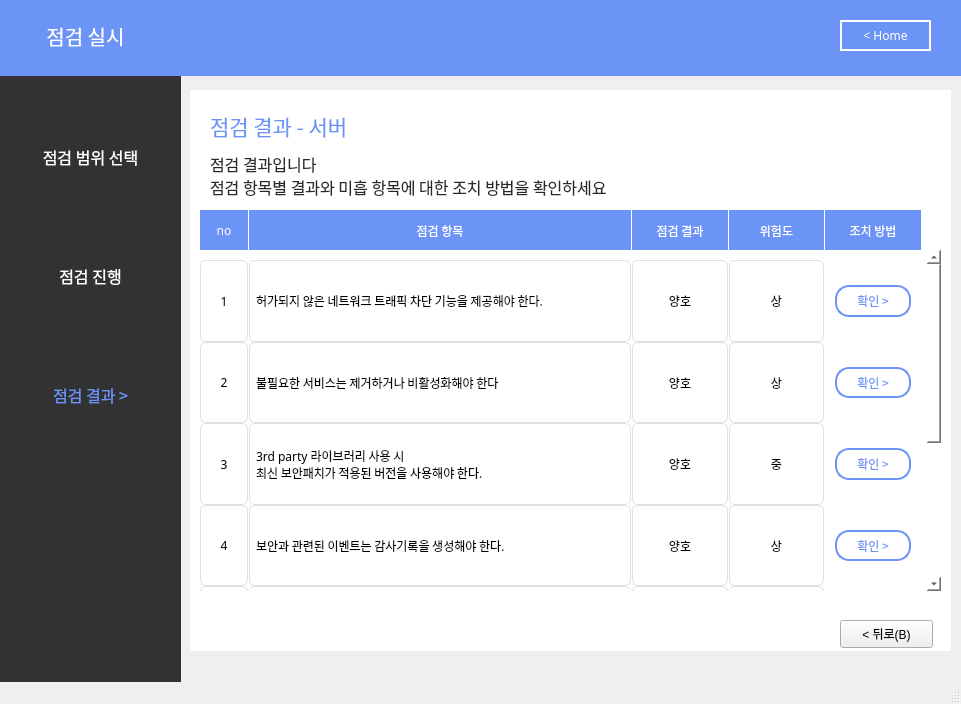
Old version of the form result_server.ui in the repository skyun333/wallpad.
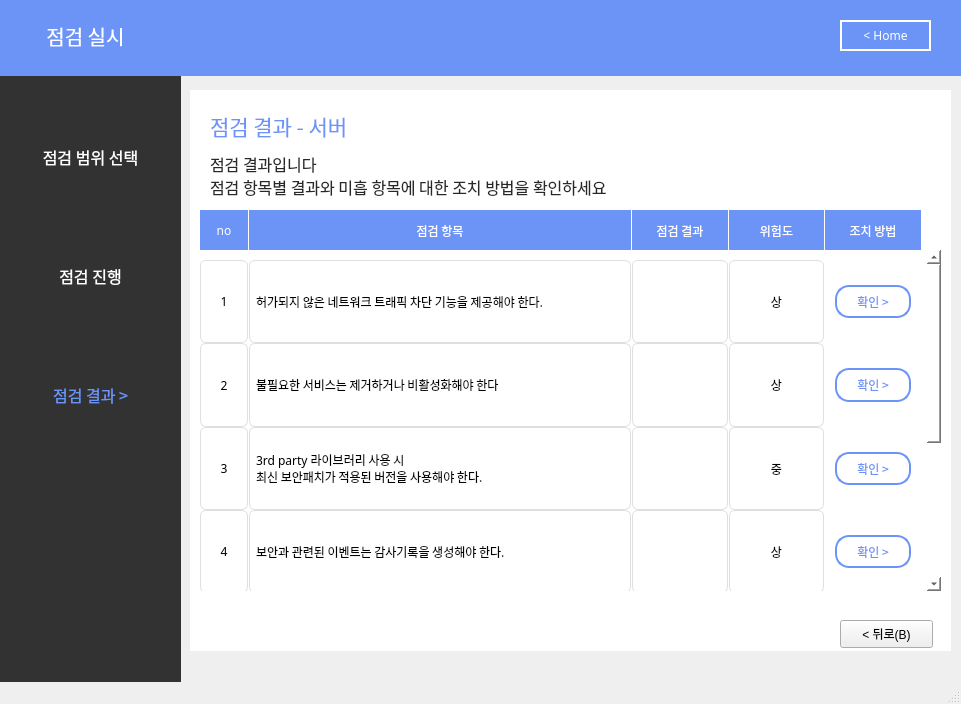
New version of the form. Icons and pictures are not drawn.

Commit message: button style update

```diff
--- a/result_server.ui
+++ b/result_server.ui
@@ -518,7 +518,7 @@
      <property name="geometry">
       <rect>
        <x>0</x>
-       <y>0</y>
+       <y>-254</y>
        <width>829</width>
        <height>595</height>
       </rect>
@@ -546,7 +546,7 @@
         <x>0</x>
         <y>10</y>
         <width>721</width>
-        <height>571</height>
+        <height>583</height>
        </rect>
       </property>
       <layout class="QGridLayout" name="gridLayout_5" columnstretch="1,8,2,2,2">
@@ -604,63 +604,6 @@
          </property>
         </widget>
        </item>
-       <item row="3" column="2">
-        <widget class="QLabel" name="label_183">
-         <property name="font">
-          <font>
-           <family>AppleSDGothicNeoM00</family>
-          </font>
-         </property>
-         <property name="styleSheet">
-          <string notr="true">border: 1px solid rgb(223, 223, 223);
-border-radius: 6px</string>
-         </property>
-         <property name="text">
-          <string>양호</string>
-         </property>
-         <property name="alignment">
-          <set>Qt::AlignCenter</set>
-         </property>
-        </widget>
-       </item>
-       <item row="2" column="2">
-        <widget class="QLabel" name="label_189">
-         <property name="font">
-          <font>
-           <family>AppleSDGothicNeoM00</family>
-          </font>
-         </property>
-         <property name="styleSheet">
-          <string notr="true">border: 1px solid rgb(223, 223, 223);
-border-radius: 6px</string>
-         </property>
-         <property name="text">
-          <string>양호</string>
-         </property>
-         <property name="alignment">
-          <set>Qt::AlignCenter</set>
-         </property>
-        </widget>
-       </item>
-       <item row="5" column="2">
-        <widget class="QLabel" name="label_179">
-         <property name="font">
-          <font>
-           <family>AppleSDGothicNeoM00</family>
-          </font>
-         </property>
-         <property name="styleSheet">
-          <string notr="true">border: 1px solid rgb(223, 223, 223);
-border-radius: 6px</string>
-         </property>
-         <property name="text">
-          <string>양호</string>
-         </property>
-         <property name="alignment">
-          <set>Qt::AlignCenter</set>
-         </property>
-        </widget>
-       </item>
        <item row="5" column="3">
         <widget class="QLabel" name="label_178">
          <property name="font">
@@ -680,25 +623,6 @@
          </property>
         </widget>
        </item>
-       <item row="4" column="2">
-        <widget class="QLabel" name="label_181">
-         <property name="font">
-          <font>
-           <family>AppleSDGothicNeoM00</family>
-          </font>
-         </property>
-         <property name="styleSheet">
-          <string notr="true">border: 1px solid rgb(223, 223, 223);
-border-radius: 6px</string>
-         </property>
-         <property name="text">
-          <string>양호</string>
-         </property>
-         <property name="alignment">
-          <set>Qt::AlignCenter</set>
-         </property>
-        </widget>
-       </item>
        <item row="4" column="4">
         <widget class="QPushButton" name="pushButton_53">
          <property name="sizePolicy">
@@ -1486,25 +1410,6 @@
          </property>
         </widget>
        </item>
-       <item row="0" column="2">
-        <widget class="QLabel" name="label_182">
-         <property name="font">
-          <font>
-           <family>AppleSDGothicNeoM00</family>
-          </font>
-         </property>
-         <property name="styleSheet">
-          <string notr="true">border: 1px solid rgb(223, 223, 223);
-border-radius: 6px</string>
-         </property>
-         <property name="text">
-          <string>양호</string>
-         </property>
-         <property name="alignment">
-          <set>Qt::AlignCenter</set>
-         </property>
-        </widget>
-       </item>
        <item row="5" column="1">
         <widget class="QLabel" name="label_195">
          <property name="font">
@@ -1525,6 +1430,104 @@
          </property>
         </widget>
        </item>
+       <item row="0" column="2">
+        <widget class="QLabel" name="label_33">
+         <property name="styleSheet">
+          <string notr="true">border: 1px solid rgb(223, 223, 223);
+border-radius: 6px;</string>
+         </property>
+         <property name="text">
+          <string/>
+         </property>
+         <property name="pixmap">
+          <pixmap>done.png</pixmap>
+         </property>
+        </widget>
+       </item>
+       <item row="2" column="2">
+        <widget class="QLabel" name="label_34">
+         <property name="styleSheet">
+          <string notr="true">border: 1px solid rgb(223, 223, 223);
+border-radius: 6px;</string>
+         </property>
+         <property name="text">
+          <string/>
+         </property>
+         <property name="pixmap">
+          <pixmap>done.png</pixmap>
+         </property>
+        </widget>
+       </item>
+       <item row="3" column="2">
+        <widget class="QLabel" name="label_35">
+         <property name="styleSheet">
+          <string notr="true">border: 1px solid rgb(223, 223, 223);
+border-radius: 6px;</string>
+         </property>
+         <property name="text">
+          <string/>
+         </property>
+         <property name="pixmap">
+          <pixmap>done.png</pixmap>
+         </property>
+        </widget>
+       </item>
+       <item row="4" column="2">
+        <widget class="QLabel" name="label_36">
+         <property name="styleSheet">
+          <string notr="true">border: 1px solid rgb(223, 223, 223);
+border-radius: 6px;</string>
+         </property>
+         <property name="text">
+          <string/>
+         </property>
+         <property name="pixmap">
+          <pixmap>done.png</pixmap>
+         </property>
+        </widget>
+       </item>
+       <item row="5" column="2">
+        <widget class="QLabel" name="label_37">
+         <property name="styleSheet">
+          <string notr="true">border: 1px solid rgb(223, 223, 223);
+border-radius: 6px;</string>
+         </property>
+         <property name="text">
+          <string/>
+         </property>
+         <property name="pixmap">
+          <pixmap>danger.png</pixmap>
+         </property>
+        </widget>
+       </item>
+       <item row="7" column="2">
+        <widget class="QLabel" name="label_38">
+         <property name="styleSheet">
+          <string notr="true">border: 1px solid rgb(223, 223, 223);
+border-radius: 6px;</string>
+         </property>
+         <property name="text">
+          <string/>
+         </property>
+         <property name="pixmap">
+          <pixmap>danger.png</pixmap>
+         </property>
+        </widget>
+       </item>
+       <item row="6" column="2">
+        <widget class="QLabel" name="label_39">
+         <property name="styleSheet">
+          <string notr="true">border: 1px solid rgb(223, 223, 223);
+border-radius: 6px;</string>
+         </property>
+         <property name="text">
+          <string/>
+         </property>
+         <property name="pixmap">
+          <pixmap>done.png</pixmap>
+         </property>
+        </widget>
+       </item>
       </layout>
      </widget>
     </widget>
```
Left out of the diff: 38 changed lines with no effect on the pictures. The commit also changes 5 other files.
